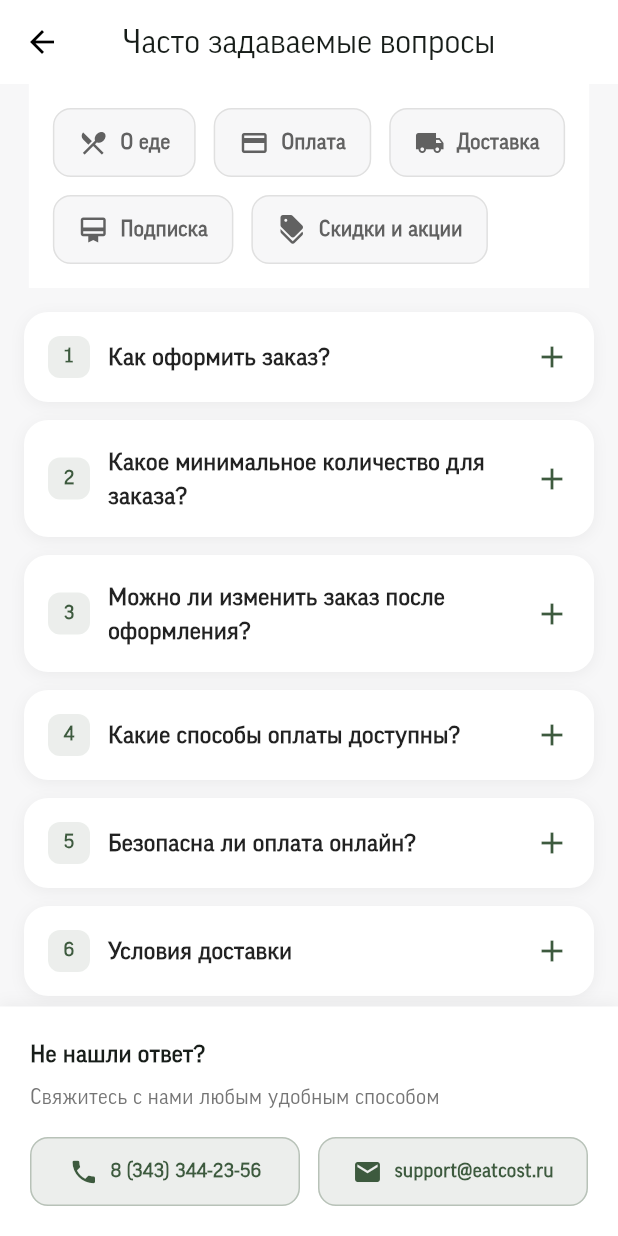
After one commit to dt-grape/eatcost_app, a Flutter app: the FaqScreen screen opened directly, on a phone screen of 412 x 824 dp. The commit adds this screen. Run offline on Flutter 3.47's test engine with Material 3 defaults, Android fonts, the light colour scheme and no system bars; our stand-ins replace cached_network_image, flutter_html, shared_preferences, webview_flutter; accounts and stored records are empty.

Commit message:
fead: added faq screen and category anvigation

```diff
--- /dev/null
+++ b/lib/models/faq_model.dart
@@ -0,0 +1,33 @@
+import 'package:flutter/material.dart';
+
+enum FaqCategory {
+  order,
+  payment,
+  delivery,
+  subscription,
+  discounts,
+}
+
+class FaqCategoryData {
+  final FaqCategory category;
+  final String title;
+  final IconData icon;
+
+  FaqCategoryData({
+    required this.category,
+    required this.title,
+    required this.icon,
+  });
+}
+
+class FaqItem {
+  final String question;
+  final String answer;
+  final FaqCategory category;
+
+  FaqItem({
+    required this.question,
+    required this.answer,
+    required this.category,
+  });
+}
--- a/lib/screens/catalog_screen.dart
+++ b/lib/screens/catalog_screen.dart
@@ -7,16 +7,34 @@ import '../widgets/catalog/filter_drawer.dart';
 import '../models/product_model.dart';
 
 class CatalogScreen extends StatefulWidget {
-  const CatalogScreen({super.key});
+  final String? initialCategory;
+
+  const CatalogScreen({
+    super.key,
+    this.initialCategory,
+  });
 
   @override
-  State<CatalogScreen> createState() => _CatalogScreenState();
+  State<CatalogScreen> createState() => CatalogScreenState();
 }
 
-class _CatalogScreenState extends State<CatalogScreen> {
+class CatalogScreenState extends State<CatalogScreen> {
   final GlobalKey<ScaffoldState> _scaffoldKey = GlobalKey<ScaffoldState>();
-  String _selectedCategory = 'Пельмени и вареники';
+  late String _selectedCategory;
   String _sortBy = 'По популярности';
+
+  @override
+  void initState() {
+    super.initState();
+    _selectedCategory = widget.initialCategory ?? 'Готовая еда';
+  }
+
+  // Публичный метод для изменения категории извне
+  void setCategory(String category) {
+    setState(() {
+      _selectedCategory = category;
+    });
+  }
 
   // Пример данных
   final List<Product> _products = [
@@ -24,7 +42,7 @@ class _CatalogScreenState extends State<CatalogScreen> {
       id: '1',
       name: 'Курица (грудка) с картофелем по-домашнему',
       image: 'assets/images/food.png',
-      price: 1,
+      price: 529,
       weight: 710,
       hasDiscount: true,
       oldPrice: 664,
@@ -106,7 +124,14 @@ class _CatalogScreenState extends State<CatalogScreen> {
           // Табы категорий
           SliverToBoxAdapter(
             child: CategoryTabs(
-              categories: const ['Пельмени и вареники', 'Рыба и полуфабрикаты'],
+              categories: const [
+                'Готовая еда',
+                'Молочка',
+                'Хлеб',
+                'Мясо',
+                'Пельмени и вареники',
+                'Рыба и полуфабрикаты'
+              ],
               selectedCategory: _selectedCategory,
               onCategoryChanged: (category) {
                 setState(() {
@@ -126,10 +151,10 @@ class _CatalogScreenState extends State<CatalogScreen> {
                 mainAxisSpacing: 16,
                 childAspectRatio: 0.5,
               ),
-              delegate: SliverChildBuilderDelegate((context, index) {
+              delegate: SliverChildBuilderDelegate(
+                (context, index) {
                   final product = _products[index];
                   final quantity = _cart[product.id] ?? 0;
-
                   return ProductCard(
                     id: product.id,
                     title: product.name,
@@ -153,7 +178,9 @@ class _CatalogScreenState extends State<CatalogScreen> {
                       );
                     },
                   );
-              }, childCount: _products.length),
+                },
+                childCount: _products.length,
+              ),
             ),
           ),
         ],
--- /dev/null
+++ b/lib/screens/faq_screen.dart
@@ -0,0 +1,330 @@
+import 'package:flutter/material.dart';
+import '../models/faq_model.dart';
+import '../widgets/faq/faq_category_button.dart';
+import '../widgets/faq/faq_item.dart';
+
+class FaqScreen extends StatefulWidget {
+  const FaqScreen({super.key});
+
+  @override
+  State<FaqScreen> createState() => _FaqScreenState();
+}
+
+class _FaqScreenState extends State<FaqScreen> {
+  FaqCategory? _selectedCategory;
+  int? _expandedIndex;
+
+  final List<FaqCategoryData> _categories = [
+    FaqCategoryData(
+      category: FaqCategory.order,
+      title: 'О еде',
+      icon: Icons.restaurant_menu,
+    ),
+    FaqCategoryData(
+      category: FaqCategory.payment,
+      title: 'Оплата',
+      icon: Icons.payment,
+    ),
+    FaqCategoryData(
+      category: FaqCategory.delivery,
+      title: 'Доставка',
+      icon: Icons.local_shipping,
+    ),
+    FaqCategoryData(
+      category: FaqCategory.subscription,
+      title: 'Подписка',
+      icon: Icons.card_membership,
+    ),
+    FaqCategoryData(
+      category: FaqCategory.discounts,
+      title: 'Скидки и акции',
+      icon: Icons.discount,
+    ),
+  ];
+
+  final List<FaqItem> _allFaqItems = [
+    // О еде
+    FaqItem(
+      question: 'Как оформить заказ?',
+      answer:
+          'Чтобы оформить заказ, добавьте нужные товары в корзину, перейдите в корзину и нажмите кнопку "Оформить заказ". Затем укажите способ доставки и оплаты.',
+      category: FaqCategory.order,
+    ),
+    FaqItem(
+      question: 'Какое минимальное количество для заказа?',
+      answer: 'Минимальная сумма заказа составляет 1529 ₽.',
+      category: FaqCategory.order,
+    ),
+    FaqItem(
+      question: 'Можно ли изменить заказ после оформления?',
+      answer:
+          'Да, вы можете изменить заказ до начала его приготовления. Свяжитесь с нами по телефону 8 (343) 344-23-56.',
+      category: FaqCategory.order,
+    ),
+
+    // Оплата
+    FaqItem(
+      question: 'Какие способы оплаты доступны?',
+      answer:
+          'Мы принимаем оплату картой онлайн (Visa, MasterCard, МИР) и наличными курьеру при получении заказа.',
+      category: FaqCategory.payment,
+    ),
+    FaqItem(
+      question: 'Безопасна ли оплата онлайн?',
+      answer:
+          'Да, все платежи проходят через защищенное соединение. Мы не храним данные вашей карты.',
+      category: FaqCategory.payment,
+    ),
+
+    // Доставка
+    FaqItem(
+      question: 'Условия доставки',
+      answer:
+          'Заказы доставляются по Москве и ближайшему Подмосковью при стоимости от 4000 ₽. В отдалённые районы Подмосковью при сумме от 6000 ₽, сбоем до 6000₽ доставка ваши любимые продукты, избежав вас от тяжёлых сумок с экономном ваше время.\n\nДоставка возможна только во время работы рынка. Последний заказ может быть оформлен до его закрытия, а именно до 19:00. Время доставки вы можете указать в комментариях при оформлении заказа.',
+      category: FaqCategory.delivery,
+    ),
+    FaqItem(
+      question: 'Стоимость доставки',
+      answer:
+          '- Любыми – 350 рублей\n- Иркутск – 450 рублей\n- Районы Москвы – 500 рублей',
+      category: FaqCategory.delivery,
+    ),
+    FaqItem(
+      question: 'Можно ли забрать заказ самостоятельно?',
+      answer:
+          'Да, вы можете забрать заказ самостоятельно по адресу: г. Новосибирск, ул. Городская, 1А',
+      category: FaqCategory.delivery,
+    ),
+
+    // Подписка
+    FaqItem(
+      question: 'Что такое подписка?',
+      answer:
+          'Подписка дает вам доступ к покупке всех товаров по себестоимости. Стоимость подписки - 400₽ в месяц.',
+      category: FaqCategory.subscription,
+    ),
+    FaqItem(
+      question: 'Как активировать подписку?',
+      answer:
+          'Перейдите в раздел "Подписка и управление" в профиле и выберите подходящий тариф.',
+      category: FaqCategory.subscription,
+    ),
+    FaqItem(
+      question: 'Можно ли отменить подписку?',
+      answer:
+          'Да, вы можете отменить подписку в любой момент. Доступ будет действовать до конца оплаченного периода.',
+      category: FaqCategory.subscription,
+    ),
+
+    // Скидки и акции
+    FaqItem(
+      question: 'Как использовать промокод?',
+      answer:
+          'Введите промокод в специальное поле при оформлении заказа. Скидка будет применена автоматически.',
+      category: FaqCategory.discounts,
+    ),
+    FaqItem(
+      question: 'Можно ли использовать несколько промокодов?',
+      answer: 'Нет, одновременно можно использовать только один промокод.',
+      category: FaqCategory.discounts,
+    ),
+  ];
+
+  List<FaqItem> get _filteredFaqItems {
+    if (_selectedCategory == null) return _allFaqItems;
+    return _allFaqItems
+        .where((item) => item.category == _selectedCategory)
+        .toList();
+  }
+
+  @override
+  Widget build(BuildContext context) {
+    return Scaffold(
+      backgroundColor: const Color(0xFFF7F7F8),
+      appBar: AppBar(
+        backgroundColor: Colors.white,
+        elevation: 0,
+        leading: IconButton(
+          icon: const Icon(Icons.arrow_back, color: Colors.black),
+          onPressed: () => Navigator.pop(context),
+        ),
+        title: const Text('Часто задаваемые вопросы'),
+        centerTitle: true,
+      ),
+      body: Column(
+        children: [
+          // Категории
+          Container(
+            padding: const EdgeInsets.all(16),
+            color: Colors.white,
+            child: Column(
+              crossAxisAlignment: CrossAxisAlignment.start,
+              children: [
+                Wrap(
+                  spacing: 12,
+                  runSpacing: 12,
+                  children: _categories.map((category) {
+                    return FaqCategoryButton(
+                      category: category,
+                      isSelected: _selectedCategory == category.category,
+                      onTap: () {
+                        setState(() {
+                          if (_selectedCategory == category.category) {
+                            _selectedCategory = null;
+                          } else {
+                            _selectedCategory = category.category;
+                          }
+                          _expandedIndex = null;
+                        });
+                      },
+                    );
+                  }).toList(),
+                ),
+              ],
+            ),
+          ),
+
+          // Список вопросов
+          Expanded(
+            child: _filteredFaqItems.isEmpty
+                ? _buildEmptyState()
+                : ListView.builder(
+                    padding: const EdgeInsets.all(16),
+                    itemCount: _filteredFaqItems.length,
+                    itemBuilder: (context, index) {
+                      final item = _filteredFaqItems[index];
+                      return FaqItemWidget(
+                        item: item,
+                        index: index,
+                        isExpanded: _expandedIndex == index,
+                        onTap: () {
+                          setState(() {
+                            _expandedIndex = _expandedIndex == index
+                                ? null
+                                : index;
+                          });
+                        },
+                      );
+                    },
+                  ),
+          ),
+
+          // Контактная информация
+          _buildContactSection(),
+        ],
+      ),
+    );
+  }
+
+  Widget _buildEmptyState() {
+    return Center(
+      child: Column(
+        mainAxisAlignment: MainAxisAlignment.center,
+        children: [
+          Icon(Icons.help_outline, size: 80, color: Colors.grey.shade400),
+          const SizedBox(height: 16),
+          Text(
+            'Нет вопросов в этой категории',
+            style: TextStyle(fontSize: 16, color: Colors.grey.shade600),
+          ),
+        ],
+      ),
+    );
+  }
+
+  Widget _buildContactSection() {
+    return Container(
+      padding: const EdgeInsets.all(20),
+      decoration: BoxDecoration(
+        color: Colors.white,
+        boxShadow: [
+          BoxShadow(
+            color: Colors.black.withValues(alpha: 0.05),
+            blurRadius: 8,
+            offset: const Offset(0, -2),
+          ),
+        ],
+      ),
+      child: SafeArea(
+        child: Column(
+          crossAxisAlignment: CrossAxisAlignment.start,
+          mainAxisSize: MainAxisSize.min,
+          children: [
+            const Text(
+              'Не нашли ответ?',
+              style: TextStyle(fontSize: 16, fontWeight: FontWeight.w600),
+            ),
+            const SizedBox(height: 8),
+            Text(
+              'Свяжитесь с нами любым удобным способом',
+              style: TextStyle(fontSize: 14, color: Colors.grey.shade600),
+            ),
+            const SizedBox(height: 16),
+            Row(
+              mainAxisAlignment: MainAxisAlignment.center,
+              children: [
+                _buildContactButton(
+                  icon: Icons.phone,
+                  label: '8 (343) 344-23-56',
+                  color: const Color(0xFF3D5A3E),
+                  onTap: () {
+                    // TODO: Позвонить
+                  },
+                ),
+                const SizedBox(width: 12),
+                _buildContactButton(
+                  icon: Icons.email,
+                  label: 'support@eatcost.ru',
+                  color: const Color(0xFF3D5A3E),
+                  onTap: () {
+                    // TODO: Написать email
+                  },
+                ),
+              ],
+            ),
+          ],
+        ),
+      ),
+    );
+  }
+
+  Widget _buildContactButton({
+    required IconData icon,
+    required String label,
+    required Color color,
+    required VoidCallback onTap,
+  }) {
+    return Expanded(
+      child: InkWell(
+        onTap: onTap,
+        borderRadius: BorderRadius.circular(12),
+        child: Container(
+          padding: const EdgeInsets.symmetric(vertical: 12, horizontal: 16),
+          decoration: BoxDecoration(
+            color: color.withValues(alpha: 0.1),
+            borderRadius: BorderRadius.circular(12),
+            border: Border.all(color: color.withValues(alpha: 0.3)),
+          ),
+          child: Row(
+            mainAxisAlignment: MainAxisAlignment.center,
+            children: [
+              Icon(icon, color: color, size: 20),
+              const SizedBox(width: 8),
+              Flexible(
+                child: Text(
+                  label,
+                  style: TextStyle(
+                    fontSize: 13,
+                    fontWeight: FontWeight.w600,
+                    color: color,
+                  ),
+                  overflow: TextOverflow.ellipsis,
+                ),
+              ),
+            ],
+          ),
+        ),
+      ),
+    );
+  }
+}
--- a/lib/screens/home_screen.dart
+++ b/lib/screens/home_screen.dart
@@ -5,19 +5,26 @@ import '../widgets/home/service_cards.dart';
 import '../widgets/home/category_grid.dart';
 
 class HomeScreen extends StatelessWidget {
-  const HomeScreen({super.key});
+  final Function(String)? onCategorySelected;
+
+  const HomeScreen({
+    super.key,
+    this.onCategorySelected,
+  });
 
   @override
   Widget build(BuildContext context) {
     return SingleChildScrollView(
       child: Column(
-        children: const [
+        children: [
           SizedBox(height: 16),
           PromoCarousel(),
           SizedBox(height: 24),
           ServiceCards(),
           SizedBox(height: 48),
-          CategoryGrid(),
+          CategoryGrid(
+            onCategorySelected: onCategorySelected,
+          ),
           PromoSection(),
         ],
       ),
--- a/lib/screens/main_screen.dart
+++ b/lib/screens/main_screen.dart
@@ -17,18 +17,27 @@ class MainScreen extends StatefulWidget {
 
 class _MainScreenState extends State<MainScreen> {
   int _selectedIndex = 0;
+  String? _selectedCategory;
 
-  static const List<Widget> _screens = <Widget>[
-    HomeScreen(),
-    CatalogScreen(),
-    CartScreen(),
-    WishlistScreen(),
-    ProfileScreen(),
-  ];
+  // Ключи для управления состоянием экранов
+  final GlobalKey<NavigatorState> _homeNavigatorKey = GlobalKey<NavigatorState>();
+  final GlobalKey<CatalogScreenState> _catalogKey = GlobalKey<CatalogScreenState>();
 
   void _onItemTapped(int index) {
     setState(() {
       _selectedIndex = index;
+    });
+  }
+
+  void navigateToCatalogWithCategory(String category) {
+    setState(() {
+      _selectedIndex = 1; // Индекс CatalogScreen
+      _selectedCategory = category;
+    });
+
+    // Применяем категорию после перехода
+    WidgetsBinding.instance.addPostFrameCallback((_) {
+      _catalogKey.currentState?.setCategory(category);
     });
   }
 
@@ -61,7 +70,21 @@ class _MainScreenState extends State<MainScreen> {
         ],
       ),
       drawer: const AppDrawer(),
-      body: _screens.elementAt(_selectedIndex),
+      body: IndexedStack(
+        index: _selectedIndex,
+        children: [
+          HomeScreen(
+            onCategorySelected: navigateToCatalogWithCategory,
+          ),
+          CatalogScreen(
+            key: _catalogKey,
+            initialCategory: _selectedCategory,
+          ),
+          const CartScreen(),
+          const WishlistScreen(),
+          const ProfileScreen(),
+        ],
+      ),
       bottomNavigationBar: BottomNav(
         currentIndex: _selectedIndex,
         onItemTapped: _onItemTapped,
--- a/lib/widgets/app/app_drawer.dart
+++ b/lib/widgets/app/app_drawer.dart
@@ -1,8 +1,9 @@
+import 'package:eatcost_app/screens/faq_screen.dart';
 import 'package:eatcost_app/screens/how_it_works_screen.dart';
 import 'package:eatcost_app/screens/pricing_plans_screen.dart';
 import 'package:eatcost_app/screens/stores_screen.dart';
 import 'package:flutter/material.dart';
-import '../../screens/posts_screen.dart';
+import 'package:eatcost_app/screens/posts_screen.dart';
 
 class AppDrawer extends StatelessWidget {
   const AppDrawer({super.key});
@@ -33,7 +34,7 @@ class AppDrawer extends StatelessWidget {
       {
         'title': 'Вопросы - ответы',
         'icon': Icons.question_answer,
-        'screen': const PostsScreen(),
+        'screen': const FaqScreen(),
       },
     ];
 
--- /dev/null
+++ b/lib/widgets/faq/faq_category_button.dart
@@ -0,0 +1,54 @@
+import 'package:flutter/material.dart';
+import '../../models/faq_model.dart';
+
+class FaqCategoryButton extends StatelessWidget {
+  final FaqCategoryData category;
+  final bool isSelected;
+  final VoidCallback onTap;
+
+  const FaqCategoryButton({
+    super.key,
+    required this.category,
+    required this.isSelected,
+    required this.onTap,
+  });
+
+  @override
+  Widget build(BuildContext context) {
+    return InkWell(
+      onTap: onTap,
+      borderRadius: BorderRadius.circular(12),
+      child: Container(
+        padding: const EdgeInsets.symmetric(horizontal: 16, vertical: 12),
+        decoration: BoxDecoration(
+          color: isSelected ? const Color(0xFF3D5A3E) : const Color(0xFFF7F7F8),
+          borderRadius: BorderRadius.circular(12),
+          border: Border.all(
+            color: isSelected
+                ? const Color(0xFF3D5A3E)
+                : Colors.grey.shade300,
+          ),
+        ),
+        child: Row(
+          mainAxisSize: MainAxisSize.min,
+          children: [
+            Icon(
+              category.icon,
+              size: 20,
+              color: isSelected ? Colors.white : Colors.grey.shade700,
+            ),
+            const SizedBox(width: 8),
+            Text(
+              category.title,
+              style: TextStyle(
+                fontSize: 14,
+                fontWeight: FontWeight.w600,
+                color: isSelected ? Colors.white : Colors.grey.shade700,
+              ),
+            ),
+          ],
+        ),
+      ),
+    );
+  }
+}
--- /dev/null
+++ b/lib/widgets/faq/faq_item.dart
@@ -0,0 +1,110 @@
+import 'package:flutter/material.dart';
+import '../../models/faq_model.dart';
+
+class FaqItemWidget extends StatelessWidget {
+  final FaqItem item;
+  final bool isExpanded;
+  final VoidCallback onTap;
+  final int index;
+
+  const FaqItemWidget({
+    super.key,
+    required this.item,
+    required this.isExpanded,
+    required this.onTap,
+    required this.index,
+  });
+
+  @override
+  Widget build(BuildContext context) {
+    return Container(
+      margin: const EdgeInsets.only(bottom: 12),
+      decoration: BoxDecoration(
+        color: Colors.white,
+        borderRadius: BorderRadius.circular(16),
+        boxShadow: [
+          BoxShadow(
+            color: Colors.black.withValues(alpha: 0.05),
+            blurRadius: 8,
+            offset: const Offset(0, 2),
+          ),
+        ],
+      ),
+      child: Material(
+        color: Colors.transparent,
+        child: InkWell(
+          onTap: onTap,
+          borderRadius: BorderRadius.circular(16),
+          child: Padding(
+            padding: const EdgeInsets.all(16),
+            child: Column(
+              crossAxisAlignment: CrossAxisAlignment.start,
+              children: [
+                Row(
+                  children: [
+                    // Номер вопроса
+                    Container(
+                      width: 28,
+                      height: 28,
+                      decoration: BoxDecoration(
+                        color: const Color(0xFF3D5A3E).withValues(alpha: 0.1),
+                        borderRadius: BorderRadius.circular(8),
+                      ),
+                      child: Center(
+                        child: Text(
+                          '${index + 1}',
+                          style: const TextStyle(
+                            fontSize: 13,
+                            fontWeight: FontWeight.bold,
+                            color: Color(0xFF3D5A3E),
+                          ),
+                        ),
+                      ),
+                    ),
+                    const SizedBox(width: 12),
+                    // Текст вопроса
+                    Expanded(
+                      child: Text(
+                        item.question,
+                        style: const TextStyle(
+                          fontSize: 16,
+                          fontWeight: FontWeight.w600,
+                          color: Colors.black87,
+                        ),
+                      ),
+                    ),
+                    // Иконка раскрытия
+                    Icon(
+                      isExpanded ? Icons.remove : Icons.add,
+                      color: const Color(0xFF3D5A3E),
+                      size: 24,
+                    ),
+                  ],
+                ),
+                // Ответ (показывается при раскрытии)
+                if (isExpanded) ...[
+                  const SizedBox(height: 16),
+                  Container(
+                    padding: const EdgeInsets.all(16),
+                    decoration: BoxDecoration(
+                      color: const Color(0xFFF7F7F8),
+                      borderRadius: BorderRadius.circular(12),
+                    ),
+                    child: Text(
+                      item.answer,
+                      style: TextStyle(
+                        fontSize: 15,
+                        color: Colors.grey.shade700,
+                        height: 1.5,
+                      ),
+                    ),
+                  ),
+                ],
+              ],
+            ),
+          ),
+        ),
+      ),
+    );
+  }
+}
--- a/lib/widgets/home/category_grid.dart
+++ b/lib/widgets/home/category_grid.dart
@@ -1,7 +1,12 @@
 import 'package:flutter/material.dart';
 
 class CategoryGrid extends StatelessWidget {
-  const CategoryGrid({super.key});
+  final Function(String)? onCategorySelected;
+
+  const CategoryGrid({
+    super.key,
+    this.onCategorySelected,
+  });
 
   @override
   Widget build(BuildContext context) {
@@ -25,7 +30,7 @@ class CategoryGrid extends StatelessWidget {
     ];
 
     return Container(
-      color: Color(0xFFFFFFFF),
+      color: const Color(0xFFFFFFFF),
       child: Padding(
         padding: const EdgeInsets.symmetric(horizontal: 16, vertical: 16),
         child: GridView.builder(
@@ -40,6 +45,7 @@ class CategoryGrid extends StatelessWidget {
           itemCount: categories.length,
           itemBuilder: (context, index) {
             return _buildCategoryCard(
+              context,
               categories[index]['title']!,
               categories[index]['image']!,
             );
@@ -49,10 +55,15 @@ class CategoryGrid extends StatelessWidget {
     );
   }
 
-  Widget _buildCategoryCard(String title, String imagePath) {
+  Widget _buildCategoryCard(
+    BuildContext context,
+    String title,
+    String imagePath,
+  ) {
     return GestureDetector(
       onTap: () {
-        // Навигация к категории
+        // Вызываем callback для переключения на каталог с категорией
+        onCategorySelected?.call(title);
       },
       child: Container(
         decoration: BoxDecoration(
@@ -87,7 +98,6 @@ class CategoryGrid extends StatelessWidget {
                   },
                 ),
               ),
-
               // Название категории
               Positioned(
                 top: 16,
```
Lines whose indentation alone changed are shown as unchanged.
